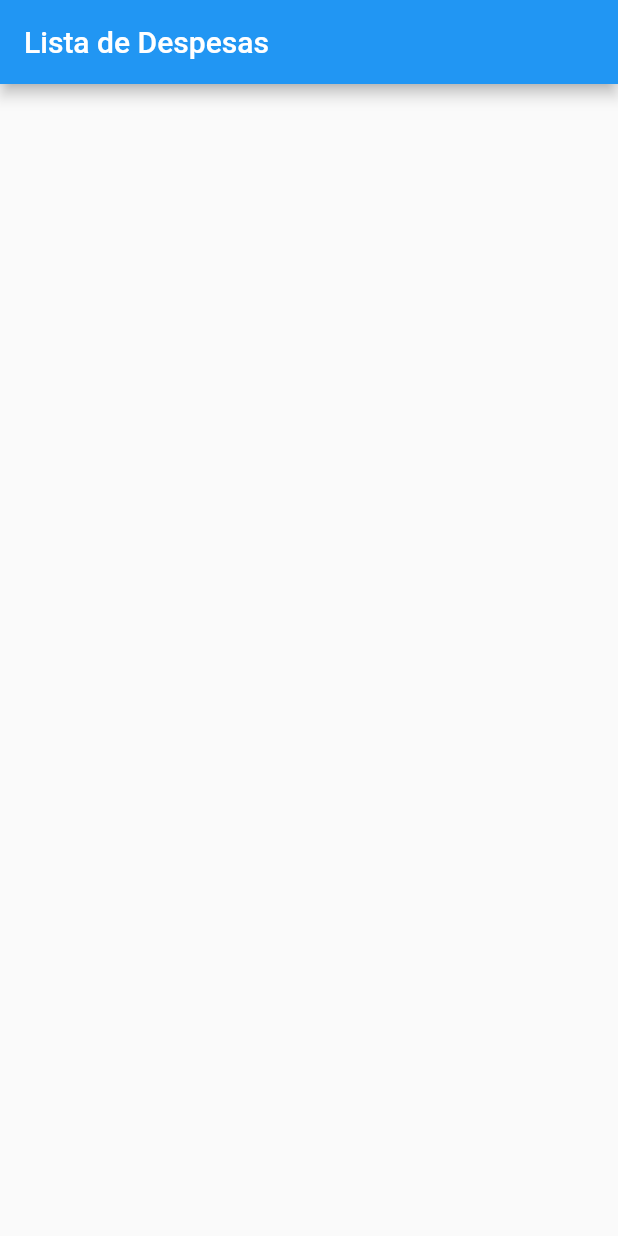
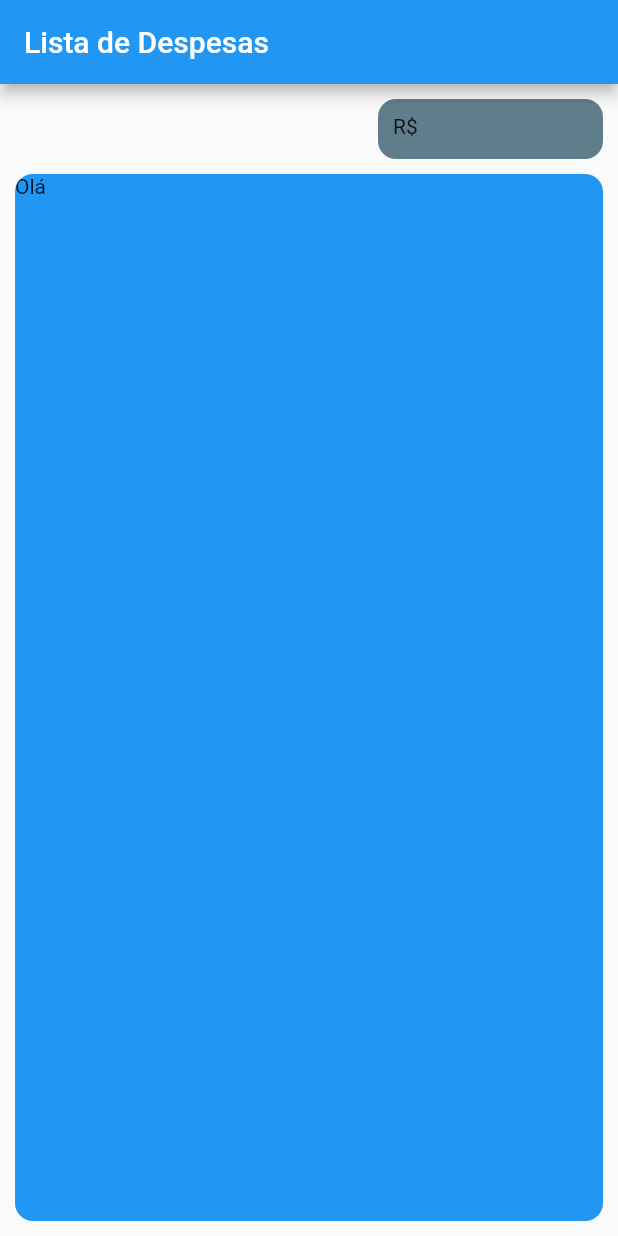
Before and after one commit to Julio-JC/lista_de_despesas, a Flutter app: the screen it shows after launch, on a phone screen of 412 x 824 dp. Run offline on Flutter 3.47's test engine with Material 2 defaults, Android fonts, the phone set to English and light mode, and no system bars.

Commit message:
Criado novos arquivos

```diff
--- /dev/null
+++ b/lista_de_despesas/lib/home_page.dart
@@ -0,0 +1,65 @@
+import 'package:flutter/material.dart';
+
+class HomePage extends StatefulWidget {
+  const HomePage({Key? key}) : super(key: key);
+
+  @override
+  State<HomePage> createState() => _HomePageState();
+}
+
+class _HomePageState extends State<HomePage> {
+  @override
+  Widget build(BuildContext context) {
+    return Scaffold(
+      appBar: AppBar(
+        title: const Text('Lista de Despesas'),
+      ),
+      body: Column(
+        children: [
+          Row(
+            mainAxisAlignment: MainAxisAlignment.end,
+            children: [
+              Padding(
+                padding: const EdgeInsets.fromLTRB(0, 10, 10, 0),
+                child: ClipRRect(
+                  borderRadius: BorderRadius.circular(12),
+                  child: Container(
+                    height: 40,
+                    width: 150,
+                    color: Colors.blueGrey,
+                    child: const Padding(
+                      padding: EdgeInsets.all(10),
+                      child: Text('R\$'),
+                    ),
+                  ),
+                ),
+              ),
+            ],
+          ),
+          Expanded(
+            child: Padding(
+              padding: const EdgeInsets.all(10),
+              child: ClipRRect(
+                borderRadius: BorderRadius.circular(12),
+                child: Container(
+                  color: Colors.blue,
+                  child: Column(
+                    crossAxisAlignment: CrossAxisAlignment.stretch,
+                    children: [
+                      Container(
+                        child: Text('Olá'),
+                      )
+                    ],
+                  ),
+                ),
+              ),
+            ),
+          ),
+          Row(
+            children: [],
+          ),
+        ],
+      ),
+    );
+  }
+}
--- a/lista_de_despesas/lib/main.dart
+++ b/lista_de_despesas/lib/main.dart
@@ -1,4 +1,6 @@
 import 'package:flutter/material.dart';
+
+import 'home_page.dart';
 
 void main() {
   runApp(const MyApp());
@@ -15,22 +17,3 @@ class MyApp extends StatelessWidget {
     );
   }
 }
-
-class HomePage extends StatelessWidget {
-  const HomePage({Key? key}) : super(key: key);
-
-  @override
-  Widget build(BuildContext context) {
-    return Scaffold(
-      appBar: AppBar(
-        title: const Text('Lista de Despesas'),
-      ),
-      body: Column(
-        children: [
-          Container(),
-          Container(),
-        ],
-      ),
-    );
-  }
-}
```
Also changed, not shown: lista_de_despesas/lib/models/item.dart (added).
